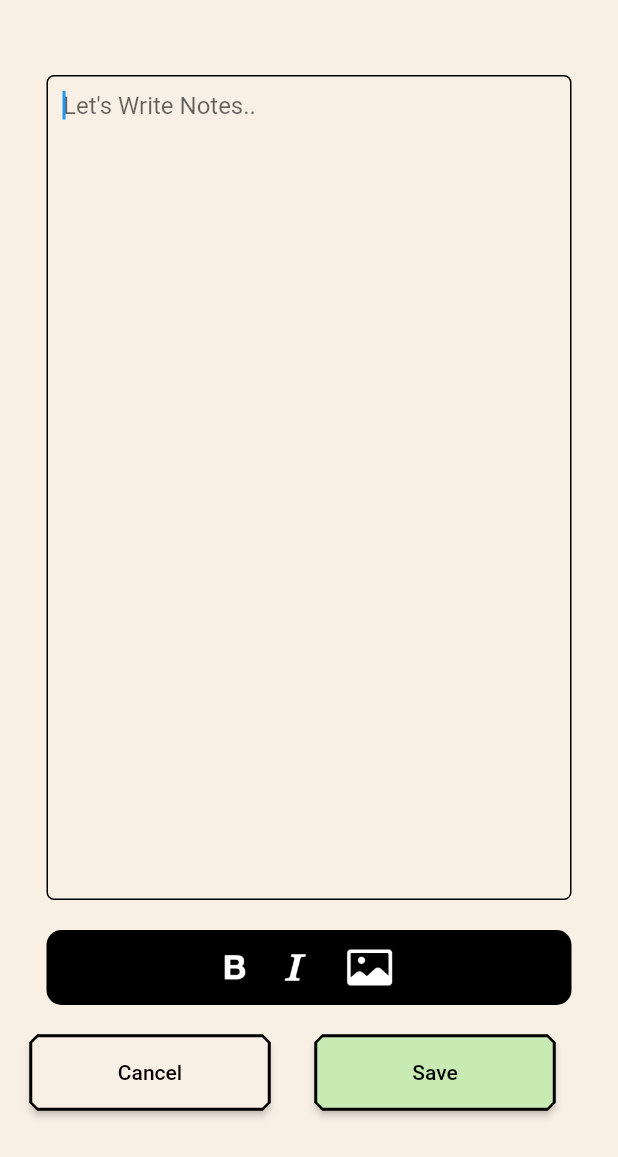
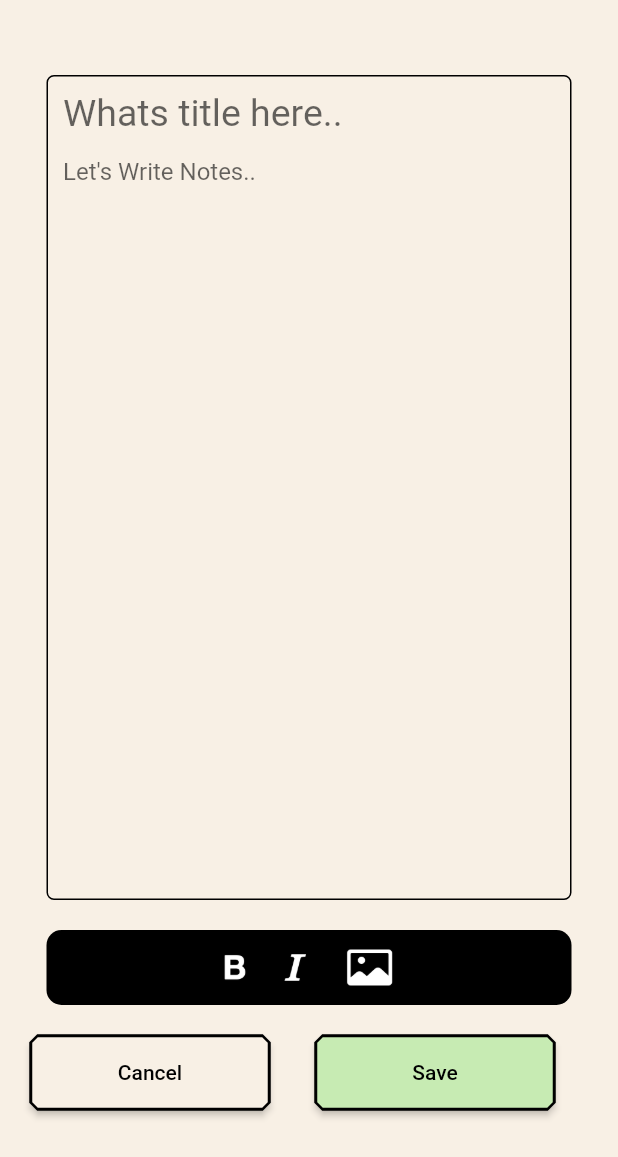
Before and after one commit to SatriaAkbarRizki/noteplan, a Flutter app: the AddNote screen opened by its route, on a phone screen of 412 x 824 dp. Shown: the top 1157 px of the screen. Run offline on Flutter 3.47's test engine with Material 2 defaults, Android fonts, the phone set to English and light mode, and no system bars; our stand-ins replace firebase_auth, firebase_core, firebase_database, google_sign_in, image_picker; accounts and stored records are empty.

Commit message:
add images

````diff
--- a/lib/format/markdowncustom.dart
+++ b/lib/format/markdowncustom.dart
@@ -42,6 +42,8 @@ class CustomTextEditingController extends TextEditingController {
         formatText = match[0]!.replaceAll("-", " ");
       } else if (patternMached == r'```(.*?)```') {
         formatText = match[0]!.replaceAll("```", " ");
+      } else if (patternMached == r"-(.*?)\-") {
+        formatText = match[0]!.replaceAll("-", " ");
       } else {
         formatText = match[0];
       }
--- a/lib/view/page/home/addnote.dart
+++ b/lib/view/page/home/addnote.dart
@@ -1,5 +1,9 @@
+import 'dart:io';
+
 import 'package:flutter/material.dart';
+import 'package:flutter/services.dart';
 import 'package:flutter/widgets.dart';
+import 'package:image_picker/image_picker.dart';
 import 'package:noteplan/color/colors.dart';
 import 'package:noteplan/format/markdowncustom.dart';
 import 'package:noteplan/model/users.dart';
@@ -13,6 +17,7 @@ class AddNote extends StatefulWidget {
 }
 
 class _AddNoteState extends State<AddNote> {
+  XFile? _image;
   FocusNode focusCursos = FocusNode();
   final CustomTextEditingController textController =
       CustomTextEditingController({
@@ -30,7 +35,28 @@ class _AddNoteState extends State<AddNote> {
     ),
     r'\*(.*?)\*': const TextStyle(
       fontWeight: FontWeight.bold,
-    )
+    ),
+    r"-(.*?)\-": const TextStyle(color: Colors.red)
+  });
+
+  final CustomTextEditingController titleController =
+      CustomTextEditingController({
+    r"@.\w+": const TextStyle(
+      color: Colors.blue,
+    ),
+    r"#.\w+": const TextStyle(
+      color: Colors.blue,
+    ),
+    r'_(.*?)\_': const TextStyle(
+      fontStyle: FontStyle.italic,
+    ),
+    '~(.*?)~': const TextStyle(
+      decoration: TextDecoration.lineThrough,
+    ),
+    r'\*(.*?)\*': const TextStyle(
+      fontWeight: FontWeight.bold,
+    ),
+    r"-(.*?)\-": const TextStyle(color: Colors.red)
   });
   Presenter? presenter;
 
@@ -41,8 +67,157 @@ class _AddNoteState extends State<AddNote> {
 
   @override
   void dispose() {
+    focusCursos.dispose();
     textController.dispose();
     super.dispose();
+  }
+
+  Widget build(BuildContext context) {
+    return Scaffold(
+      backgroundColor: MyColors.colorBackgroundHome,
+      body: GestureDetector(
+        onTap: () => focusCursos.unfocus(),
+        child: Padding(
+          padding: const EdgeInsets.all(20),
+          child: ListView(
+            children: [WriteNotes(), ActionNote()],
+          ),
+        ),
+      ),
+    );
+  }
+
+  Widget WriteNotes() {
+    return Column(
+      children: [
+        Container(
+          height: 550,
+          width: 350,
+          margin: EdgeInsets.only(top: 30),
+          decoration: BoxDecoration(
+              border: Border.all(style: BorderStyle.solid),
+              borderRadius: BorderRadius.circular(5)),
+          child: Padding(
+            padding: const EdgeInsets.all(10),
+            child: ListView(
+              children: [
+                TextField(
+                  onChanged: (value) {
+                    print(textController.text);
+                  },
+                  keyboardType: TextInputType.multiline,
+                  textAlign: TextAlign.left,
+                  controller: titleController,
+                  maxLines: null,
+                  decoration: InputDecoration.collapsed(
+                    hintText: "Whats title here..",
+                    hintStyle: TextStyle(fontSize: 25),
+                  ),
+                ),
+                SizedBox(
+                  height: 15,
+                ),
+                Visibility(
+                    visible: _image == null ? false : true,
+                    child: Container(
+                      width: 200,
+                      height: 200,
+                      decoration: BoxDecoration(
+                          border: Border.all(style: BorderStyle.solid),
+                          borderRadius: BorderRadius.circular(5)),
+                      child: Image.file(File(_image?.path ?? ''),
+                          fit: BoxFit.cover),
+                    )),
+                Visibility(
+                  visible: _image != null ? true : false,
+                  child: SizedBox(
+                    height: 15,
+                  ),
+                ),
+                GestureDetector(
+                  onTap: () => focusCursos.requestFocus(),
+                  child: TextField(
+                    onChanged: (value) {
+                      print(textController.text);
+                    },
+                    focusNode: focusCursos,
+                    keyboardType: TextInputType.multiline,
+                    textAlign: TextAlign.left,
+                    controller: textController,
+                    maxLines: null,
+                    decoration: InputDecoration.collapsed(
+                      hintText: "Let's Write Notes..",
+                    ),
+                  ),
+                ),
+              ],
+            ),
+          ),
+        ),
+        SizedBox(
+          height: 20,
+        ),
+        Container(
+          height: 50,
+          width: 350,
+          decoration: BoxDecoration(
+              color: Colors.black, borderRadius: BorderRadius.circular(10)),
+          child: Row(
+            mainAxisAlignment: MainAxisAlignment.center,
+            children: [
+              GestureDetector(
+                onTap: () {
+                  print(
+                      textController.selection.textInside(textController.text));
+                  boldText();
+                },
+                child: Image.asset(
+                  "assets/icons/bold.png",
+                  color: Colors.white,
+                  scale: 5,
+                ),
+              ),
+              SizedBox(
+                width: 20,
+              ),
+              GestureDetector(
+                onTap: () => italicText(),
+                child: Image.asset(
+                  "assets/icons/italic.png",
+                  color: Colors.white,
+                  scale: 2.5,
+                ),
+              ),
+              SizedBox(
+                width: 20,
+              ),
+              GestureDetector(
+                onTap: () async {
+                  _image = await getImage();
+                  print('Source Image : ${_image!.path}');
+                  setState(() {});
+                  // var value = "-${_image!.path}-";
+                  // if (_image!.path.isNotEmpty) {
+                  //   setState(() {
+                  //     textController.text = textController.text.replaceRange(
+                  //         textController.text.length, null, ' ${value}');
+                  //   });
+                  // }
+                },
+                child: Image.asset(
+                  "assets/icons/image.png",
+                  color: Colors.white,
+                  scale: 2.5,
+                ),
+              )
+            ],
+          ),
+        ),
+        SizedBox(
+          height: 20,
+        ),
+      ],
+    );
   }
 
   void sendData(String name, String email, String profile_image) async {
@@ -97,99 +272,16 @@ class _AddNoteState extends State<AddNote> {
     }
   }
 
-  Widget build(BuildContext context) {
-    return Scaffold(
-      backgroundColor: MyColors.colorBackgroundHome,
-      body: Padding(
-        padding: const EdgeInsets.all(20),
-        child: ListView(
-          children: [WriteNotes(), ActionNote()],
-        ),
-      ),
-    );
-  }
+  Future<XFile?> getImage() async {
+    try {
+      final image = await ImagePicker().pickImage(source: ImageSource.gallery);
+      if (image == null) return null;
 
-  Widget WriteNotes() {
-    return Column(
-      children: [
-        Container(
-          height: 550,
-          width: 350,
-          margin: EdgeInsets.only(top: 30),
-          decoration: BoxDecoration(
-              border: Border.all(style: BorderStyle.solid),
-              borderRadius: BorderRadius.circular(5)),
-          child: Padding(
-            padding: const EdgeInsets.all(10),
-            child: ListView(
-              children: [
-                TextField(
-                  onChanged: (value) {
-                    print(textController.text);
-                  },
-                  autofocus: true,
-                  keyboardType: TextInputType.multiline,
-                  textAlign: TextAlign.left,
-                  controller: textController,
-                  maxLines: null,
-                  decoration: InputDecoration.collapsed(
-                    hintText: "Let's Write Notes..",
-                  ),
-                )
-              ],
-            ),
-          ),
-        ),
-        SizedBox(
-          height: 20,
-        ),
-        Container(
-          height: 50,
-          width: 350,
-          decoration: BoxDecoration(
-              color: Colors.black, borderRadius: BorderRadius.circular(10)),
-          child: Row(
-            mainAxisAlignment: MainAxisAlignment.center,
-            children: [
-              GestureDetector(
-                onTap: () {
-                  print(
-                      textController.selection.textInside(textController.text));
-                  boldText();
-                },
-                child: Image.asset(
-                  "assets/icons/bold.png",
-                  color: Colors.white,
-                  scale: 5,
-                ),
-              ),
-              SizedBox(
-                width: 20,
-              ),
-              GestureDetector(
-                onTap: () => italicText(),
-                child: Image.asset(
-                  "assets/icons/italic.png",
-                  color: Colors.white,
-                  scale: 2.5,
-                ),
-              ),
-              SizedBox(
-                width: 20,
-              ),
-              Image.asset(
-                "assets/icons/image.png",
-                color: Colors.white,
-                scale: 2.5,
-              )
-            ],
-          ),
-        ),
-        SizedBox(
-          height: 20,
-        ),
-      ],
-    );
+      return image;
+    } on PlatformException catch (e) {
+      print(e.toString());
+      return null;
+    }
   }
 }
 
--- a/pubspec.yaml
+++ b/pubspec.yaml
@@ -17,8 +17,8 @@ dependencies:
   firebase_database: ^10.2.4
   json_annotation: ^4.8.1
   json_serializable: ^6.7.1
-  typeset: ^1.0.1+1
   flutter_markdown: ^0.6.17+2
+  image_picker: ^1.0.1
 
 dev_dependencies:
   flutter_lints: ^2.0.0
````
Also changed, not shown: pubspec.lock, 7 other files.
